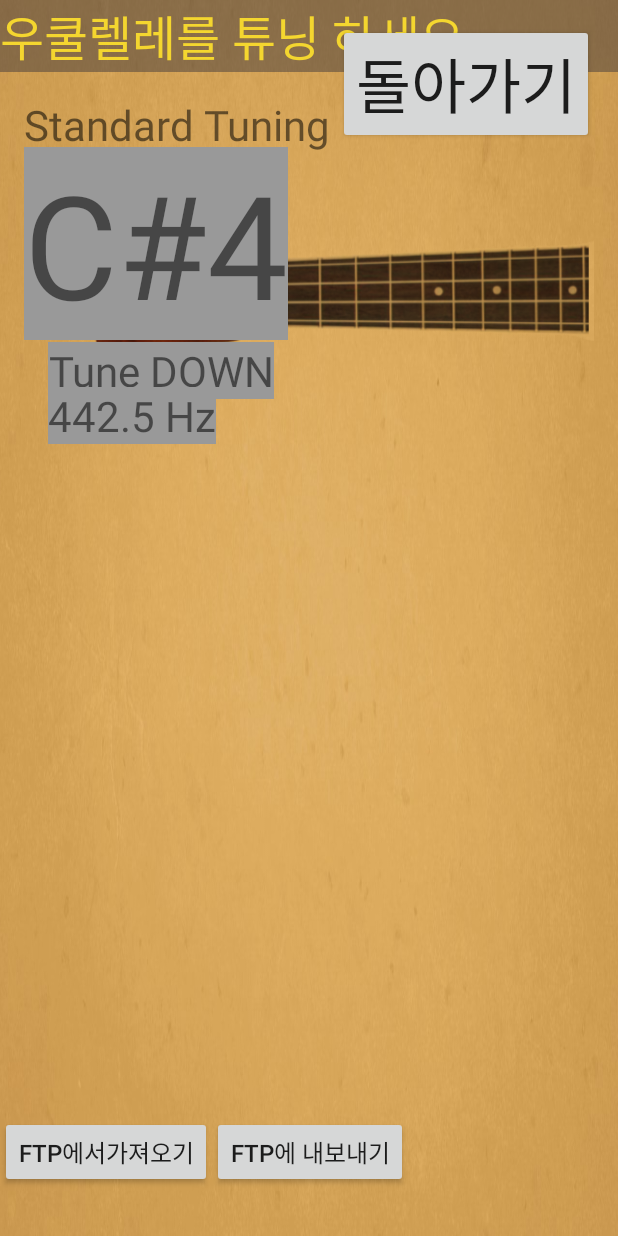
After one commit to ahnsik/ukulele, an Android app: the TuningActivity screen opened directly, with no data from a screen before it, on a phone screen of 412 x 824 dp. The commit adds this screen. Run offline under Robolectric (Android 15) with nearby library versions, the phone set to English and light mode, and no system bars; Roboto replaces fonts that are not available here.

Commit message:
tuning activity 를 추가. 배경만 추가하였음

```diff
--- a/app/build.gradle
+++ b/app/build.gradle
@@ -19,7 +19,7 @@ android {
 }
 
 dependencies {
-    implementation fileTree(dir: 'libs', include: ['*.jar'])
+    implementation fileTree(include: ['*.jar'], dir: 'libs')
     implementation 'com.android.support:appcompat-v7:26.1.0'
     implementation 'com.android.support.constraint:constraint-layout:1.0.2'
     implementation 'com.android.support:design:26.1.0'
@@ -27,4 +27,5 @@ dependencies {
     testImplementation 'junit:junit:4.12'
     androidTestImplementation 'com.android.support.test:runner:1.0.1'
     androidTestImplementation 'com.android.support.test.espresso:espresso-core:3.0.1'
+    implementation files('libs/commons-net-3.6.jar')
 }
--- a/app/src/main/AndroidManifest.xml
+++ b/app/src/main/AndroidManifest.xml
@@ -3,6 +3,7 @@
     package="com.example.ahnsik.mytuner">
 
     <uses-permission android:name="android.permission.RECORD_AUDIO" />
+    <uses-permission android:name="android.permission.INTERNET" />
     <uses-permission android:name="android.permission.READ_EXTERNAL_STORAGE" />
     <uses-permission android:name="android.permission.WRITE_EXTERNAL_STORAGE" />
 
@@ -28,6 +29,9 @@
             android:name=".TrainingActivity"
             android:label="@string/title_activity_training"
             android:theme="@style/FullscreenTheme" />
+        <activity android:name=".TuningActivity"
+            android:label="@string/title_activity_Tuning"
+            android:theme="@style/FullscreenTheme" />
     </application>
 
 </manifest>
--- a/app/src/main/java/com/example/ahnsik/mytuner/MainActivity.java
+++ b/app/src/main/java/com/example/ahnsik/mytuner/MainActivity.java
@@ -32,8 +32,10 @@ public class MainActivity extends AppCompatActivity {
         btnTuning.setOnClickListener(new View.OnClickListener() {
             @Override
             public void onClick(View view) {
-                Toast toast = Toast.makeText(getApplicationContext(),"튜닝 기능은 아직 구현되지 않았습니다.", Toast.LENGTH_SHORT);
-                toast.show();
+                Intent i = new Intent();
+                ComponentName name= new ComponentName("com.example.ahnsik.mytuner", "com.example.ahnsik.mytuner.TuningActivity");
+                i.setComponent(name);
+                startActivity(i);
             }
         });
 
--- /dev/null
+++ b/app/src/main/java/com/example/ahnsik/mytuner/TuningActivity.java
@@ -0,0 +1,145 @@
+package com.example.ahnsik.mytuner;
+
+import android.content.ComponentName;
+import android.content.Intent;
+import android.support.v7.app.AppCompatActivity;
+import android.os.Bundle;
+import android.util.Log;
+import android.view.View;
+import android.widget.Button;
+import android.widget.Toast;
+
+import org.apache.commons.net.ftp.FTP;
+import org.apache.commons.net.ftp.FTPClient;
+import org.apache.commons.net.ftp.FTPFile;
+
+import java.io.File;
+import java.io.FileOutputStream;
+
+public class TuningActivity extends AppCompatActivity {
+
+    public static final String FTP_ADDRESS="ccash.iptime.org";
+    public static final String FTP_ACCOUNT="ahnsik";
+    public static final String FTP_PASSWORD="Ahnsik7@!";
+
+    FTPClient ftpClient;
+
+    @Override
+    protected void onCreate(Bundle savedInstanceState) {
+        super.onCreate(savedInstanceState);
+        setContentView(R.layout.activity_tuning);
+
+        ftpClient = new FTPClient();
+
+
+        Toast toast = Toast.makeText(getApplicationContext(),"튜닝 기능은 아직 구현되지 않았습니다.", Toast.LENGTH_SHORT);
+        toast.show();
+
+        Button btnReturn = (Button)findViewById(R.id.btnReturn);
+        btnReturn.setOnClickListener(new View.OnClickListener() {
+            @Override
+            public void onClick(View view) {
+                finish();
+            }
+        });
+
+        Button btnImportFromFTP = (Button)findViewById(R.id.btnImportFromFTP);
+        btnImportFromFTP.setOnClickListener(new View.OnClickListener() {
+            @Override
+            public void onClick(View view) {
+
+                Log.d("ukulele", "btnImportFromFTP  clicked.");
+                Thread thread = new Thread(new Runnable() {
+                    @Override
+                    public void run() {
+                        try {
+                            ftpClient.setControlEncoding("euc-kr");
+                            ftpClient.connect(FTP_ADDRESS, 21);
+                            ftpClient.login(FTP_ACCOUNT, FTP_PASSWORD);
+                            ftpClient.setFileType(FTP.BINARY_FILE_TYPE); // 바이너리 파일
+                            Log.d("ukulele", "FTP: 로그인 완료");
+
+                            ftpClient.changeWorkingDirectory("ukulele");
+
+                            FTPFile[] ftpfiles = ftpClient.listFiles();
+                            int length = ftpfiles.length;
+
+                            for (int i = 0; i < length; i++) {
+                                String name = ftpfiles[i].getName();
+                                boolean isFile = ftpfiles[i].isFile();
+                                if (isFile) {
+//                                    Log.d("ukulele", "FTP: File : " + name);
+                                    if (name.toLowerCase().endsWith(".uke")) {
+                                        Log.d("ukulele", "FTP: File : " + name);
+
+                                        ftpClient.setFileType(FTP.BINARY_FILE_TYPE);
+                                        ftpClient.setFileTransferMode(FTP.BINARY_FILE_TYPE);
+                                        boolean result = false;
+                                        FileOutputStream fos = new FileOutputStream(getFilesDir() );
+                                        result = ftpClient.retrieveFile(name, fos);
+                                        Log.d("ukuelele", "Access result: "+ result );
+                                        fos.close();
+                                    }
+                                }
+                                else {
+                                    Log.d("ukulele", "FTP: Directory : " + name);
+                                }
+                            }
+                            Log.d("ukulele","FTP: "+ftpClient.getReplyString());
+                            //--------------------------
+                            Toast t = Toast.makeText(getApplicationContext(), "FTP file list OK.", Toast.LENGTH_SHORT);
+                            t.show();
+
+
+
+                        } catch (Exception e) {
+//                            Toast t = Toast.makeText(getApplicationContext(), "FTP Connection Failed.", Toast.LENGTH_SHORT);
+//                            t.show();
+                            e.printStackTrace();
+                        }
+
+                    }   // end of run()
+                });      // end of new Thread()
+                thread.start();
+
+            }       // end of onClick
+        });
+
+        Button btnExportToFTP = (Button)findViewById(R.id.btnExportToFTP);
+        btnExportToFTP.setOnClickListener(new View.OnClickListener() {
+            @Override
+            public void onClick(View view) {
+
+                File dir = getFilesDir();
+                File[] allfiles = dir.listFiles();
+                int numFiles = allfiles.length;
+                String fileName;
+//
+                Log.d("ukulele", "Internal Storage: " + dir);
+
+                for (int i = 0; i < numFiles; i++) {
+                    fileName = allfiles[i].getName();
+                    Log.d("ukulele", "File: " + fileName );
+                }
+
+//                        String inputData = mEtInput.getText().toString();
+//                        switch(view.getId()) {
+//                            case R.id.bt_internal:
+//                                FileOutputStream fos = null;
+//                                try {
+//                                    fos = openFileOutput("internal.txt", Context.MODE_PRIVATE);
+//                                    fos.write(inputData.getBytes());
+//                                    fos.close();;
+//
+//                                } catch (FileNotFoundException e) {
+//                                    e.printStackTrace();
+//                                } catch (IOException e) {
+//                                    e.printStackTrace();
+//                                }
+//                                break;
+//
+                        }
+        });
+
+    }
+}
--- /dev/null
+++ b/app/src/main/res/layout/activity_tuning.xml
@@ -0,0 +1,134 @@
+<?xml version="1.0" encoding="utf-8"?>
+<RelativeLayout xmlns:android="http://schemas.android.com/apk/res/android"
+    xmlns:app="http://schemas.android.com/apk/res-auto"
+    xmlns:tools="http://schemas.android.com/tools"
+    android:layout_width="match_parent"
+    android:layout_height="match_parent"
+    android:orientation="vertical"
+    android:background="@drawable/bg_paper"
+    tools:context=".FileSelectorActivity">
+
+    <LinearLayout
+        android:layout_width="match_parent"
+        android:layout_height="match_parent"
+        android:orientation="vertical" >
+
+        <TextView
+            android:layout_width="match_parent"
+            android:layout_height="wrap_content"
+            android:textSize="32sp"
+            android:background="#80453d3c"
+            android:textColor="#f4d62f"
+            android:text="우쿨렐레를 튜닝 하세요"/>
+
+        <RelativeLayout
+            android:layout_width="match_parent"
+            android:layout_height="match_parent">
+
+            <TextView
+                android:id="@+id/txtTuneMode"
+                android:layout_width="wrap_content"
+                android:layout_height="wrap_content"
+                android:layout_marginStart="16dp"
+                android:layout_marginEnd="16dp"
+                android:layout_marginTop="16dp"
+                android:layout_marginBottom="16dp"
+                android:textSize="28sp"
+                android:text="Standard Tuning" />
+
+            <ImageView
+                android:id="@+id/imgTune"
+                android:layout_width="800dp"
+                android:layout_height="293dp"
+                android:layout_gravity="right"
+                android:layout_marginStart="32dp"
+                android:layout_marginEnd="16dp"
+                app:srcCompat="@drawable/tuner_none" />
+
+            <TextView
+                android:id="@+id/txtTunedNote"
+                android:layout_width="wrap_content"
+                android:layout_height="wrap_content"
+                android:layout_marginStart="16dp"
+                android:layout_marginEnd="16dp"
+                android:layout_marginTop="50dp"
+                android:layout_marginBottom="16dp"
+                android:background="#999"
+                android:textSize="96sp"
+                android:text="C#4" />
+
+            <TextView
+                android:id="@+id/txtTunedFreq"
+                android:layout_width="wrap_content"
+                android:layout_height="wrap_content"
+                android:layout_marginStart="32dp"
+                android:layout_marginEnd="16dp"
+                android:layout_marginTop="180dp"
+                android:layout_marginBottom="16dp"
+                android:background="#999"
+                android:gravity="center"
+                android:textSize="28sp"
+                android:text="Tune DOWN" />
+
+            <TextView
+                android:id="@+id/txtTunedFreq"
+                android:layout_width="wrap_content"
+                android:layout_height="wrap_content"
+                android:layout_marginStart="32dp"
+                android:layout_marginEnd="16dp"
+                android:layout_marginTop="210dp"
+                android:layout_marginBottom="16dp"
+                android:background="#999"
+                android:gravity="center"
+                android:textSize="28sp"
+                android:text="442.5 Hz" />
+
+        </RelativeLayout>
+
+    </LinearLayout>
+
+    <Button
+        android:id="@+id/btnReturn"
+        android:layout_width="wrap_content"
+        android:layout_height="wrap_content"
+        android:layout_alignParentRight="true"
+        android:layout_alignParentTop="true"
+        android:layout_marginEnd="16dp"
+        android:layout_marginTop="16dp"
+        android:text="돌아가기"
+        android:textSize="40sp"
+        app:layout_constraintEnd_toEndOf="parent"
+        app:layout_constraintTop_toTopOf="parent" />
+
+    <LinearLayout
+        android:layout_alignParentBottom="true"
+        android:layout_marginBottom="16dp"
+        app:layout_constraintEnd_toEndOf="parent"
+        app:layout_constraintTop_toTopOf="parent"
+        android:orientation="horizontal"
+        android:layout_width="match_parent"
+        android:layout_height="wrap_content">
+
+       <Button
+            android:id="@+id/btnImportFromFTP"
+            android:layout_width="wrap_content"
+            android:layout_height="wrap_content"
+            android:layout_alignEnd="@+id/btnReturn"
+            android:text="FTP에서가져오기"
+            android:textSize="16sp"/>
+        <Button
+            android:id="@+id/btnExportToFTP"
+            android:layout_width="wrap_content"
+            android:layout_height="wrap_content"
+            android:layout_alignEnd="@+id/btnReturn"
+            android:layout_alignParentBottom="true"
+            android:layout_marginBottom="16dp"
+            android:text="FTP에 내보내기"
+            android:textSize="16sp"
+            app:layout_constraintEnd_toEndOf="parent"
+            app:layout_constraintTop_toTopOf="parent" />
+
+    </LinearLayout>
+
+
+</RelativeLayout>
--- a/app/src/main/res/values/strings.xml
+++ b/app/src/main/res/values/strings.xml
@@ -1,8 +1,8 @@
 <resources>
     <string name="app_name">MyTuner</string>
     <string name="title_activity_file_selector">FileSelector</string>
-
     <string name="title_activity_training">Training Mode</string>
+    <string name="title_activity_Tuning">Ukulele Tuning</string>
     <string name="dummy_button">Dummy Button</string>
     <string name="dummy_content">DUMMY\nCONTENT</string>
 </resources>
```
Also changed, not shown: app/src/main/java/com/example/ahnsik/mytuner/FileSelectorActivity.java (+14 -0 lines), app/src/main/res/layout/activity_file_selector.xml (+18 -3 lines), app/libs/commons-net-3.6.jar (added), app/src/main/res/drawable/tune_a.png (added), app/src/main/res/drawable/tune_c.png (added), app/src/main/res/drawable/tune_e.png (added), app/src/main/res/drawable/tune_g.png (added), app/src/main/res/drawable/tuner_none.png (added).
